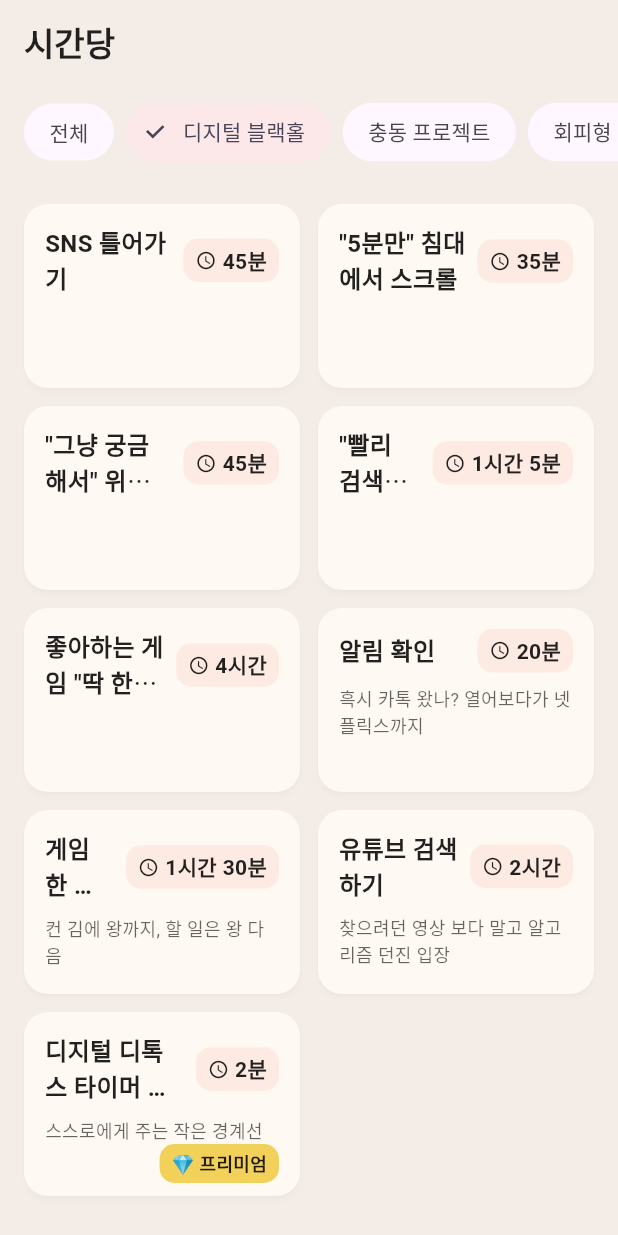
After one commit to helloheesu/dart-practice, a Flutter app: the screen it shows after launch, after a tap on "디지털 블랙홀", on a phone screen of 412 x 824 dp. The commit adds this screen. Run offline on Flutter 3.47's test engine with Material 3 defaults, Android fonts, the phone set to English and light mode, and no system bars.

Commit message:
상품 목록 페이지

```diff
--- /dev/null
+++ b/last_minutes/lib/app/app.dart
@@ -0,0 +1,17 @@
+import 'package:flutter/material.dart';
+import '../core/theme/app_theme.dart';
+import '../ui/pages/products/product_list_page.dart';
+
+class App extends StatelessWidget {
+  const App({super.key});
+
+  @override
+  Widget build(BuildContext context) {
+    return MaterialApp(
+      title: '시간당',
+      theme: buildAppTheme(),
+      home: const ProductListPage(),
+      debugShowCheckedModeBanner: false,
+    );
+  }
+}
--- /dev/null
+++ b/last_minutes/lib/core/constants/strings.dart
@@ -0,0 +1,12 @@
+class AppStrings {
+  AppStrings._();
+
+  static const String appName = '시간당';
+
+  // Categories (Korean labels)
+  static const String all = '전체';
+  static const String digitalBlackhole = '디지털 블랙홀';
+  static const String impulseProjects = '충동 프로젝트';
+  static const String avoidantProductivity = '회피형 생산성';
+  static const String everydayTimeThieves = '일상의 시간도둑';
+}
--- /dev/null
+++ b/last_minutes/lib/core/theme/app_theme.dart
@@ -0,0 +1,54 @@
+import 'package:flutter/material.dart';
+
+// App color palette inspired by warm retro tones
+class AppColors {
+  AppColors._();
+
+  static const Color background = Color(0xFFF4ECE6);
+  static const Color card = Color(0xFFFFF9F3);
+  static const Color accent = Color(0xFFF29C85);
+  static const Color muted = Color(0xFF7C83A1);
+  static const Color premium = Color(0xFFF2D15B);
+}
+
+ThemeData buildAppTheme() {
+  final base = ThemeData.light(useMaterial3: true);
+  return base.copyWith(
+    scaffoldBackgroundColor: AppColors.background,
+    colorScheme: base.colorScheme.copyWith(
+      primary: AppColors.accent,
+      secondary: AppColors.muted,
+      surface: AppColors.card,
+    ),
+    appBarTheme: const AppBarTheme(
+      backgroundColor: Colors.transparent,
+      surfaceTintColor: Colors.transparent,
+      elevation: 0,
+      centerTitle: false,
+      titleTextStyle: TextStyle(
+        fontSize: 22,
+        fontWeight: FontWeight.w700,
+        color: Colors.black87,
+      ),
+    ),
+    textTheme: base.textTheme.apply(
+      bodyColor: Colors.black87,
+      displayColor: Colors.black87,
+    ),
+    cardTheme: const CardThemeData(
+      color: AppColors.card,
+      margin: EdgeInsets.zero,
+      surfaceTintColor: Colors.transparent,
+      elevation: 1.5,
+      shadowColor: Colors.black12,
+      shape: RoundedRectangleBorder(
+        borderRadius: BorderRadius.all(Radius.circular(16)),
+      ),
+    ),
+    chipTheme: base.chipTheme.copyWith(
+      selectedColor: AppColors.accent.withOpacity(0.18),
+      side: const BorderSide(color: Colors.transparent),
+      shape: const StadiumBorder(),
+    ),
+  );
+}
--- /dev/null
+++ b/last_minutes/lib/core/utils/format.dart
@@ -0,0 +1,7 @@
+String formatMinutes(int minutes) {
+  if (minutes < 60) return '${minutes}분';
+  final hours = minutes ~/ 60;
+  final remain = minutes % 60;
+  if (remain == 0) return '${hours}시간';
+  return '${hours}시간 ${remain}분';
+}
--- /dev/null
+++ b/last_minutes/lib/data/model/product.dart
@@ -0,0 +1,19 @@
+import 'product_category.dart';
+
+class Product {
+  final String id;
+  final String title;
+  final int minutes; // 가격 = 분
+  final ProductCategory category;
+  final bool premium;
+  final String? subtitle;
+
+  const Product({
+    required this.id,
+    required this.title,
+    required this.minutes,
+    required this.category,
+    this.premium = false,
+    this.subtitle,
+  });
+}
--- /dev/null
+++ b/last_minutes/lib/data/model/product_category.dart
@@ -0,0 +1,6 @@
+enum ProductCategory {
+  digitalBlackhole,
+  impulseProjects,
+  avoidantProductivity,
+  everydayTimeThieves,
+}
--- /dev/null
+++ b/last_minutes/lib/data/repository/product_repository.dart
@@ -0,0 +1,5 @@
+import '../model/product.dart';
+
+abstract class ProductRepository {
+  List<Product> getAll();
+}
--- /dev/null
+++ b/last_minutes/lib/data/repository/product_repository_mock.dart
@@ -0,0 +1,251 @@
+import '../model/product.dart';
+import '../model/product_category.dart';
+import 'product_repository.dart';
+
+class ProductRepositoryMock implements ProductRepository {
+  static final List<Product> _products = <Product>[
+    // 📱 디지털 블랙홀 (9)
+    Product(
+      id: 'sns-scroll',
+      title: 'SNS 틀어가기',
+      minutes: 45,
+      category: ProductCategory.digitalBlackhole,
+    ),
+    Product(
+      id: 'bed-scroll-5min',
+      title: '"5분만" 침대에서 스크롤',
+      minutes: 35,
+      category: ProductCategory.digitalBlackhole,
+    ),
+    Product(
+      id: 'just-curious-wiki',
+      title: '"그냥 궁금해서" 위키피디아 서핑',
+      minutes: 45,
+      category: ProductCategory.digitalBlackhole,
+    ),
+    Product(
+      id: 'quick-search-17-tabs',
+      title: '"빨리 검색만" → 브라우저 탭 17개',
+      minutes: 65,
+      category: ProductCategory.digitalBlackhole,
+    ),
+    Product(
+      id: 'one-more-game',
+      title: '좋아하는 게임 "딱 한판만"',
+      minutes: 240,
+      category: ProductCategory.digitalBlackhole,
+    ),
+    Product(
+      id: 'check-notifications',
+      title: '알림 확인',
+      subtitle: '흑시 카톡 왔나? 열어보다가 넷플릭스까지',
+      minutes: 20,
+      category: ProductCategory.digitalBlackhole,
+    ),
+    Product(
+      id: 'single-game',
+      title: '게임 한 판만',
+      subtitle: '컨 김에 왕까지, 할 일은 왕 다음',
+      minutes: 90,
+      category: ProductCategory.digitalBlackhole,
+    ),
+    Product(
+      id: 'youtube-search',
+      title: '유튜브 검색하기',
+      subtitle: '찾으려던 영상 보다 말고 알고리즘 던진 입장',
+      minutes: 120,
+      category: ProductCategory.digitalBlackhole,
+    ),
+    Product(
+      id: 'digital-detox-timer',
+      title: '디지털 디톡스 타이머 설정',
+      subtitle: '스스로에게 주는 작은 경계선',
+      minutes: 2,
+      premium: true,
+      category: ProductCategory.digitalBlackhole,
+    ),
+
+    // 🎯 충동 프로젝트 (9)
+    Product(
+      id: 'binge-new-hobby',
+      title: '새로운 취미 입문 유튜브 몰아보기',
+      minutes: 180,
+      category: ProductCategory.impulseProjects,
+    ),
+    Product(
+      id: 'learn-language-buy-book',
+      title: '새로운 언어 배우기 결심 (교재 구매까지)',
+      minutes: 90,
+      category: ProductCategory.impulseProjects,
+    ),
+    Product(
+      id: 'room-remodel-plan',
+      title: '방 전체 리모델링 계획 세우기',
+      minutes: 120,
+      category: ProductCategory.impulseProjects,
+    ),
+    Product(
+      id: 'side-hustle-idea',
+      title: '인생 바꿀 부업 아이디어 구상',
+      minutes: 75,
+      category: ProductCategory.impulseProjects,
+    ),
+    Product(
+      id: 'perfect-playlist',
+      title: '완벽한 플레이리스트 만들기',
+      minutes: 55,
+      category: ProductCategory.impulseProjects,
+    ),
+    Product(
+      id: 'study-plan',
+      title: '공부 계획하기',
+      subtitle: '본 단위로 완벽한 계획 완료! 이제 피곤하니 자아겠다.',
+      minutes: 85,
+      category: ProductCategory.impulseProjects,
+    ),
+    Product(
+      id: 'research-new-topic',
+      title: '새 주제 탐색하기',
+      subtitle: '하던 일은 멈추고 새로운 주제 연구하기',
+      minutes: 150,
+      category: ProductCategory.impulseProjects,
+    ),
+    Product(
+      id: 'choose-focus-playlist',
+      title: '집중용 플레이리스트 고르기',
+      subtitle: '곡 찾다가 집중은 따남',
+      minutes: 40,
+      category: ProductCategory.impulseProjects,
+    ),
+    Product(
+      id: 'one-thing-postit',
+      title: '"이거 하나만" 포스트잇 붙이기',
+      subtitle: '오늘 딱 한 가지만 정하기',
+      minutes: 1,
+      premium: true,
+      category: ProductCategory.impulseProjects,
+    ),
+
+    // ⏰ 회피형 생산성 (9)
+    Product(
+      id: 'perfect-routine-tomorrow',
+      title: '내일부터 완벽한 루틴 짜기',
+      minutes: 60,
+      category: ProductCategory.avoidantProductivity,
+    ),
+    Product(
+      id: 'organize-other-tasks',
+      title: '정작 해야 할 일 말고 다른 일 정리하기',
+      minutes: 50,
+      category: ProductCategory.avoidantProductivity,
+    ),
+    Product(
+      id: 'drawer-cleaning',
+      title: '갑자기 서랍장 전체 정리 시작',
+      minutes: 95,
+      category: ProductCategory.avoidantProductivity,
+    ),
+    Product(
+      id: 'reply-unimportant-emails',
+      title: '이메일 안 중요한 것부터 답장하기',
+      minutes: 40,
+      category: ProductCategory.avoidantProductivity,
+    ),
+    Product(
+      id: 'desk-rearrange-again',
+      title: '책상 배치 "이번엔 진짜" 바꾸기',
+      minutes: 35,
+      category: ProductCategory.avoidantProductivity,
+    ),
+    Product(
+      id: 'memoapp-system',
+      title: '메모앱 정리 시스템 구축',
+      minutes: 80,
+      category: ProductCategory.avoidantProductivity,
+    ),
+    Product(
+      id: 'cleaning-nostalgia',
+      title: '청소 시작했다가 추억의 물건 발견',
+      minutes: 110,
+      category: ProductCategory.avoidantProductivity,
+    ),
+    Product(
+      id: 'perfect-gift-but-not-buy',
+      title: '완벽한 선물 고르기 (결국 못 삼)',
+      minutes: 100,
+      category: ProductCategory.avoidantProductivity,
+    ),
+    Product(
+      id: 'urgent-one-task',
+      title: '진짜 급한 일 하나만 체크하기',
+      subtitle: '완벽함 대신 완료를',
+      minutes: 3,
+      premium: true,
+      category: ProductCategory.avoidantProductivity,
+    ),
+
+    // 😅 일상의 시간도둑 (9)
+    Product(
+      id: 'get-ready-outfit-10',
+      title: '나갈 준비 (옷 10번 갈아입기 포함)',
+      minutes: 50,
+      category: ProductCategory.everydayTimeThieves,
+    ),
+    Product(
+      id: 'simple-recipe-wasnt',
+      title: '간단한 요리인 줄 알았던 레시피',
+      minutes: 85,
+      category: ProductCategory.everydayTimeThieves,
+    ),
+    Product(
+      id: 'shower-thoughts-concert',
+      title: '샤워 중 인생 고민 & 콘서트',
+      minutes: 45,
+      category: ProductCategory.everydayTimeThieves,
+    ),
+    Product(
+      id: 'find-phone-home',
+      title: '핸드폰 찾기 (집 안 어딘가)',
+      minutes: 15,
+      category: ProductCategory.everydayTimeThieves,
+    ),
+    Product(
+      id: 'reply-friends-message',
+      title: '친구 메시지 답장 고민하기',
+      minutes: 20,
+      category: ProductCategory.everydayTimeThieves,
+    ),
+    Product(
+      id: 'pick-theme-colors',
+      title: '테마 색상 정하기',
+      subtitle: '와이어프레임은 시작도 못 함',
+      minutes: 30,
+      category: ProductCategory.everydayTimeThieves,
+    ),
+    Product(
+      id: 'eat-first',
+      title: '밥은 먹고 해야지',
+      subtitle: '일하다 까먹은 식사. 밥 먹으면서도 일 생각이 나서 체한다.',
+      minutes: 90,
+      category: ProductCategory.everydayTimeThieves,
+    ),
+    Product(
+      id: 'lie-down-30min',
+      title: '30분만 눕자',
+      subtitle: '과몰입 후 갑자기 밀려온 피로. 눈 뜨니 마감 시간.',
+      minutes: 150,
+      category: ProductCategory.everydayTimeThieves,
+    ),
+    Product(
+      id: 'stretch-and-water',
+      title: '스트레칭 & 물 한잔',
+      subtitle: '몸이 말하는 신호 듣기',
+      minutes: 5,
+      premium: true,
+      category: ProductCategory.everydayTimeThieves,
+    ),
+  ];
+
+  @override
+  List<Product> getAll() => List<Product>.unmodifiable(_products);
+}
--- a/last_minutes/lib/main.dart
+++ b/last_minutes/lib/main.dart
@@ -1,20 +1,6 @@
 import 'package:flutter/material.dart';
+import 'app/app.dart';
 
 void main() {
-  runApp(const MainApp());
+  runApp(const App());
 }
-
-class MainApp extends StatelessWidget {
-  const MainApp({super.key});
-
-  @override
-  Widget build(BuildContext context) {
-    return const MaterialApp(
-      home: Scaffold(
-        body: Center(
-          child: Text('Hello World!'),
-        ),
-      ),
-    );
-  }
-}
--- /dev/null
+++ b/last_minutes/lib/ui/pages/products/product_list_page.dart
@@ -0,0 +1,53 @@
+import 'package:flutter/material.dart';
+import '../../../core/constants/strings.dart';
+import '../../../data/model/product_category.dart';
+import '../../../data/repository/product_repository_mock.dart';
+import '../../widgets/products/category_filter_bar.dart';
+import '../../widgets/products/product_card.dart';
+
+class ProductListPage extends StatefulWidget {
+  const ProductListPage({super.key});
+
+  @override
+  State<ProductListPage> createState() => _ProductListPageState();
+}
+
+class _ProductListPageState extends State<ProductListPage> {
+  final _repo = ProductRepositoryMock();
+  ProductCategory? _selected;
+
+  @override
+  Widget build(BuildContext context) {
+    final allProducts = _repo.getAll();
+    final filtered = _selected == null
+        ? allProducts
+        : allProducts.where((p) => p.category == _selected).toList();
+    final width = MediaQuery.sizeOf(context).width;
+    final crossAxisCount = width < 600 ? 2 : (width < 1024 ? 3 : 4);
+
+    return Scaffold(
+      appBar: AppBar(title: const Text(AppStrings.appName)),
+      body: Column(
+        children: [
+          CategoryFilterBar(
+            selected: _selected,
+            onChanged: (c) => setState(() => _selected = c),
+          ),
+          Expanded(
+            child: GridView.builder(
+              padding: const EdgeInsets.all(16),
+              gridDelegate: SliverGridDelegateWithFixedCrossAxisCount(
+                crossAxisCount: crossAxisCount,
+                crossAxisSpacing: 12,
+                mainAxisSpacing: 12,
+                childAspectRatio: 3 / 2,
+              ),
+              itemCount: filtered.length,
+              itemBuilder: (_, i) => ProductCard(product: filtered[i]),
+            ),
+          ),
+        ],
+      ),
+    );
+  }
+}
--- /dev/null
+++ b/last_minutes/lib/ui/widgets/products/category_filter_bar.dart
@@ -0,0 +1,53 @@
+import 'package:flutter/material.dart';
+import '../../../core/constants/strings.dart';
+import '../../../data/model/product_category.dart';
+
+class CategoryFilterBar extends StatelessWidget {
+  final ProductCategory? selected;
+  final ValueChanged<ProductCategory?> onChanged;
+  const CategoryFilterBar({
+    super.key,
+    required this.selected,
+    required this.onChanged,
+  });
+
+  @override
+  Widget build(BuildContext context) {
+    final items = <({String label, ProductCategory? value})>[
+      (label: AppStrings.all, value: null),
+      (
+        label: AppStrings.digitalBlackhole,
+        value: ProductCategory.digitalBlackhole,
+      ),
+      (
+        label: AppStrings.impulseProjects,
+        value: ProductCategory.impulseProjects,
+      ),
+      (
+        label: AppStrings.avoidantProductivity,
+        value: ProductCategory.avoidantProductivity,
+      ),
+      (
+        label: AppStrings.everydayTimeThieves,
+        value: ProductCategory.everydayTimeThieves,
+      ),
+    ];
+    return SingleChildScrollView(
+      scrollDirection: Axis.horizontal,
+      padding: const EdgeInsets.symmetric(horizontal: 16, vertical: 8),
+      child: Row(
+        children: [
+          for (final item in items)
+            Padding(
+              padding: const EdgeInsets.only(right: 8),
+              child: ChoiceChip(
+                label: Text(item.label),
+                selected: selected == item.value,
+                onSelected: (_) => onChanged(item.value),
+              ),
+            ),
+        ],
+      ),
+    );
+  }
+}
--- /dev/null
+++ b/last_minutes/lib/ui/widgets/products/product_card.dart
@@ -0,0 +1,107 @@
+import 'package:flutter/material.dart';
+import '../../../core/utils/format.dart';
+import '../../../core/theme/app_theme.dart';
+import '../../../data/model/product.dart';
+
+class ProductCard extends StatelessWidget {
+  final Product product;
+  const ProductCard({super.key, required this.product});
+
+  @override
+  Widget build(BuildContext context) {
+    return Card(
+      child: InkWell(
+        borderRadius: const BorderRadius.all(Radius.circular(16)),
+        onTap: () {
+          // 상세 페이지는 후속 단계에서 연결
+        },
+        child: Padding(
+          padding: const EdgeInsets.all(14),
+          child: Column(
+            crossAxisAlignment: CrossAxisAlignment.start,
+            children: [
+              Row(
+                children: [
+                  Expanded(
+                    child: Text(
+                      product.title,
+                      maxLines: 2,
+                      overflow: TextOverflow.ellipsis,
+                      style: const TextStyle(
+                        fontSize: 16,
+                        fontWeight: FontWeight.w700,
+                      ),
+                    ),
+                  ),
+                  const SizedBox(width: 8),
+                  _MinutesBadge(minutes: product.minutes),
+                ],
+              ),
+              if (product.subtitle != null) ...[
+                const SizedBox(height: 8),
+                Text(
+                  product.subtitle!,
+                  maxLines: 2,
+                  overflow: TextOverflow.ellipsis,
+                  style: TextStyle(
+                    color: Colors.black.withOpacity(0.6),
+                    fontSize: 12,
+                  ),
+                ),
+              ],
+              const Spacer(),
+              if (product.premium)
+                Align(
+                  alignment: Alignment.bottomRight,
+                  child: Container(
+                    padding: const EdgeInsets.symmetric(
+                      horizontal: 8,
+                      vertical: 4,
+                    ),
+                    decoration: BoxDecoration(
+                      color: AppColors.premium,
+                      borderRadius: BorderRadius.circular(10),
+                    ),
+                    child: const Text(
+                      '💎 프리미엄',
+                      style: TextStyle(
+                        fontWeight: FontWeight.w600,
+                        fontSize: 12,
+                      ),
+                    ),
+                  ),
+                ),
+            ],
+          ),
+        ),
+      ),
+    );
+  }
+}
+
+class _MinutesBadge extends StatelessWidget {
+  final int minutes;
+  const _MinutesBadge({required this.minutes});
+
+  @override
+  Widget build(BuildContext context) {
+    return Container(
+      padding: const EdgeInsets.symmetric(horizontal: 8, vertical: 4),
+      decoration: BoxDecoration(
+        color: AppColors.accent.withOpacity(0.15),
+        borderRadius: BorderRadius.circular(10),
+      ),
+      child: Row(
+        mainAxisSize: MainAxisSize.min,
+        children: [
+          const Icon(Icons.schedule, size: 14),
+          const SizedBox(width: 4),
+          Text(
+            formatMinutes(minutes),
+            style: const TextStyle(fontWeight: FontWeight.w600),
+          ),
+        ],
+      ),
+    );
+  }
+}
```
